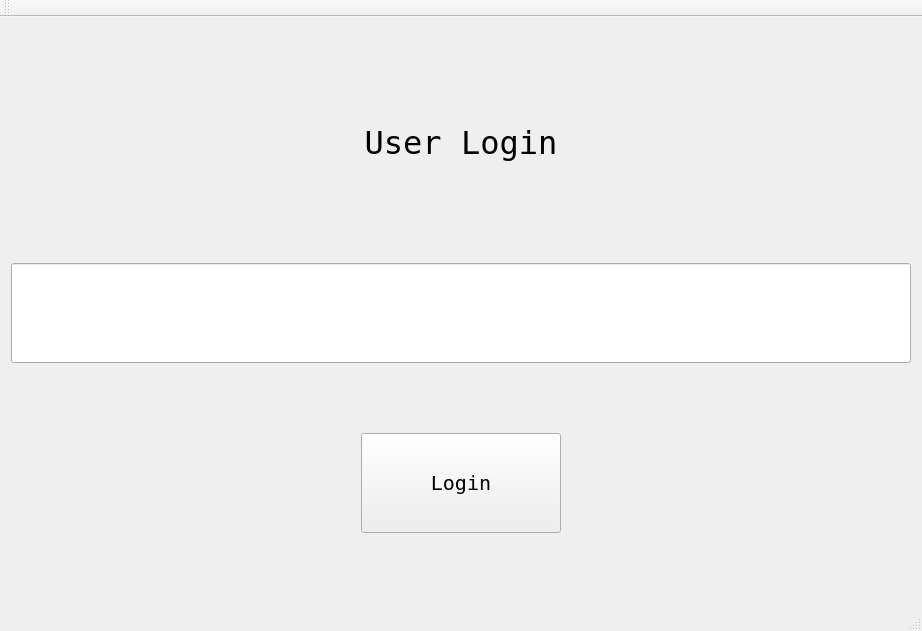
Before: the Qt Designer form QtInterface/windows/mainwindow.ui in LSSUHDTeam/Equip-IT, drawn with Qt 5.
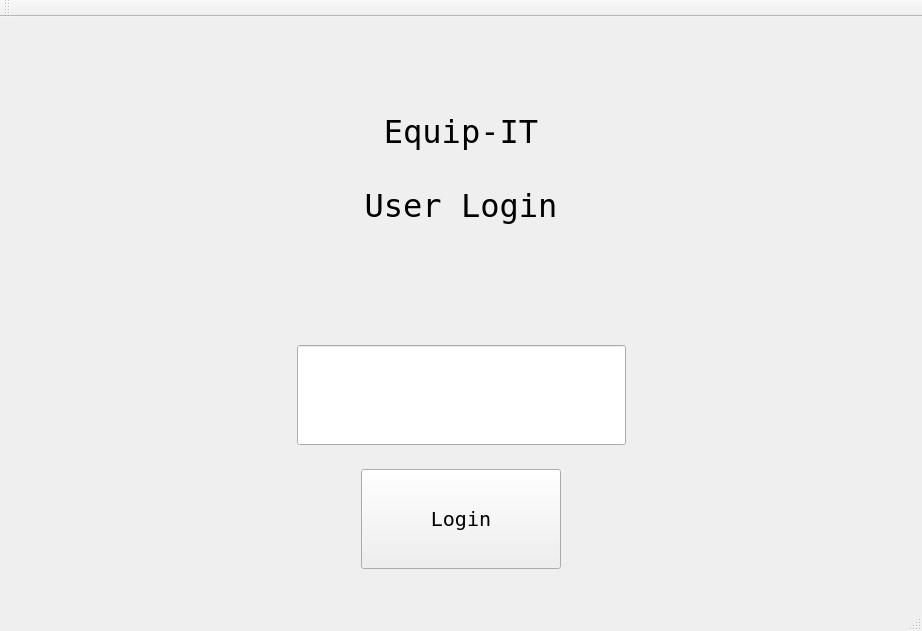
After: the same form once the commit is applied.

```diff
--- a/QtInterface/windows/mainwindow.ui
+++ b/QtInterface/windows/mainwindow.ui
@@ -26,7 +26,9 @@
          </font>
         </property>
         <property name="text">
-         <string>User Login</string>
+         <string>Equip-IT
+
+User Login</string>
         </property>
         <property name="alignment">
          <set>Qt::AlignCenter</set>
@@ -34,6 +36,24 @@
        </widget>
       </item>
       <item>
+       <widget class="QWidget" name="widget" native="true">
+        <layout class="QVBoxLayout" name="verticalLayout_3">
+         <item>
+          <layout class="QHBoxLayout" name="horizontalLayout_2">
+           <item>
+            <spacer name="horizontalSpacer_3">
+             <property name="orientation">
+              <enum>Qt::Horizontal</enum>
+             </property>
+             <property name="sizeHint" stdset="0">
+              <size>
+               <width>40</width>
+               <height>20</height>
+              </size>
+             </property>
+            </spacer>
+           </item>
+           <item>
        <widget class="QLineEdit" name="uidIn">
         <property name="minimumSize">
          <size>
@@ -53,8 +73,20 @@
        </widget>
       </item>
       <item>
-       <widget class="QWidget" name="widget" native="true">
-        <layout class="QVBoxLayout" name="verticalLayout_3">
+            <spacer name="horizontalSpacer_4">
+             <property name="orientation">
+              <enum>Qt::Horizontal</enum>
+             </property>
+             <property name="sizeHint" stdset="0">
+              <size>
+               <width>40</width>
+               <height>20</height>
+              </size>
+             </property>
+            </spacer>
+           </item>
+          </layout>
+         </item>
          <item>
           <layout class="QHBoxLayout" name="horizontalLayout">
            <item>
```
Lines whose indentation alone changed are shown as unchanged.
